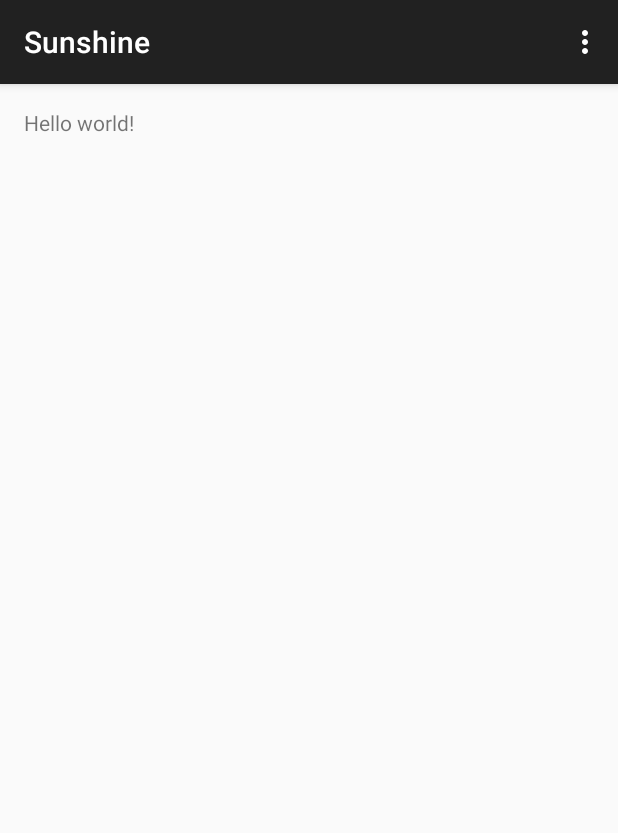
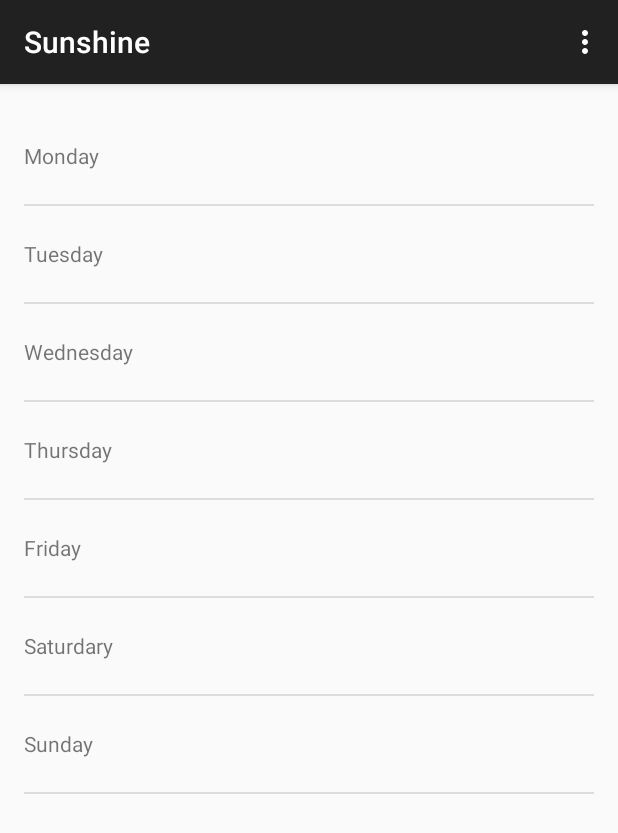
Before and after one commit to sempere-dani/Sunshine, an Android app: the screen it shows after launch (MainActivity), on a phone screen of 412 x 824 dp. Shown: the top 833 px of the screen. Run offline under Robolectric (Android 15) with nearby library versions, the phone set to English and light mode, and no system bars.

Commit message:
first lesson finished

```diff
--- a/app/src/main/java/com/example/sempere/sunshine/MainActivity.java
+++ b/app/src/main/java/com/example/sempere/sunshine/MainActivity.java
@@ -1,7 +1,7 @@
 package com.example.sempere.sunshine;
 
+import android.os.Bundle;
 import android.support.v7.app.AppCompatActivity;
-import android.os.Bundle;
 import android.view.Menu;
 import android.view.MenuItem;
 
@@ -11,6 +11,13 @@ public class MainActivity extends AppCompatActivity {
     protected void onCreate(Bundle savedInstanceState) {
         super.onCreate(savedInstanceState);
         setContentView(R.layout.activity_main);
+
+       if (savedInstanceState == null) {
+                         getSupportFragmentManager().beginTransaction()
+                                 .add(R.id.fragment, new MainActivityFragment())
+                                 .commit();
+                     }
+
     }
 
 
--- a/app/src/main/java/com/example/sempere/sunshine/MainActivityFragment.java
+++ b/app/src/main/java/com/example/sempere/sunshine/MainActivityFragment.java
@@ -1,22 +1,60 @@
 package com.example.sempere.sunshine;
 
+import android.content.res.Resources;
+import android.os.Bundle;
 import android.support.v4.app.Fragment;
-import android.os.Bundle;
+import android.util.Log;
 import android.view.LayoutInflater;
 import android.view.View;
 import android.view.ViewGroup;
+import android.widget.ArrayAdapter;
+import android.widget.ListView;
+
+import java.util.ArrayList;
+import java.util.Arrays;
+import java.util.List;
 
 /**
  * A placeholder fragment containing a simple view.
  */
 public class MainActivityFragment extends Fragment {
 
+
+
     public MainActivityFragment() {
+
     }
 
     @Override
     public View onCreateView(LayoutInflater inflater, ViewGroup container,
                              Bundle savedInstanceState) {
-        return inflater.inflate(R.layout.fragment_main, container, false);
+
+
+
+        //Create an ArrayList
+        Resources res = getResources();
+        String[] forecastArray = res.getStringArray(R.array.items);
+
+        List<String> weekForecast = new ArrayList<>(Arrays.asList(forecastArray));
+
+        for (int i=0;i<=forecastArray.length;i++){
+
+            Log.i("Item ", String.valueOf(i));
+
+        }
+
+        //Array Adapter
+
+        ArrayAdapter<String> forecastAdapter  = new ArrayAdapter<>(getActivity(), R.layout.list_item_forecast,
+                                                R.id.list_item_forecast_textview,weekForecast);
+
+        View  rootView = inflater.inflate(R.layout.fragment_main, container, false);
+        //setup Views
+        ListView listview = (ListView) rootView.findViewById(R.id.listview_forecast);
+        listview.setAdapter(forecastAdapter);
+
+       // return inflater.inflate(R.layout.fragment_main, container, false);
+        return rootView;
     }
+
 }
--- a/app/src/main/res/layout/activity_main.xml
+++ b/app/src/main/res/layout/activity_main.xml
@@ -1,5 +1,5 @@
-<fragment xmlns:android="http://schemas.android.com/apk/res/android"
+<FrameLayout xmlns:android="http://schemas.android.com/apk/res/android"
     xmlns:tools="http://schemas.android.com/tools" android:id="@+id/fragment"
     android:name="com.example.sempere.sunshine.MainActivityFragment"
     tools:layout="@layout/fragment_main" android:layout_width="match_parent"
-    android:layout_height="match_parent" />
+    android:layout_height="match_parent" tools:ignore="MergeRootFrame"/>
--- a/app/src/main/res/layout/fragment_main.xml
+++ b/app/src/main/res/layout/fragment_main.xml
@@ -1,11 +1,15 @@
-<RelativeLayout xmlns:android="http://schemas.android.com/apk/res/android"
+<FrameLayout xmlns:android="http://schemas.android.com/apk/res/android"
     xmlns:tools="http://schemas.android.com/tools" android:layout_width="match_parent"
     android:layout_height="match_parent" android:paddingLeft="@dimen/activity_horizontal_margin"
     android:paddingRight="@dimen/activity_horizontal_margin"
     android:paddingTop="@dimen/activity_vertical_margin"
     android:paddingBottom="@dimen/activity_vertical_margin" tools:context=".MainActivityFragment">
 
-    <TextView android:text="@string/hello_world" android:layout_width="wrap_content"
-        android:layout_height="wrap_content" />
+    <ListView
+        android:id="@+id/listview_forecast"
+        android:layout_width="match_parent"
+        android:layout_height="match_parent"
+        >
 
-</RelativeLayout>
+    </ListView>
+</FrameLayout>
--- /dev/null
+++ b/app/src/main/res/layout/list_item_forecast.xml
@@ -0,0 +1,9 @@
+<?xml version="1.0" encoding="utf-8"?>
+<TextView xmlns:android="http://schemas.android.com/apk/res/android"
+    android:layout_width="match_parent"
+    android:layout_height="wrap_content"
+    android:minHeight="?android:attr/listPreferredItemHeight"
+    android:gravity="center_vertical"
+    android:id="@+id/list_item_forecast_textview">
+
+</TextView>
--- a/app/src/main/res/values/strings.xml
+++ b/app/src/main/res/values/strings.xml
@@ -2,4 +2,15 @@
     <string name="app_name">Sunshine</string>
     <string name="hello_world">Hello world!</string>
     <string name="action_settings">Settings</string>
+
+
+    <string-array name="items">
+        <item>Monday</item>
+        <item>Tuesday</item>
+        <item>Wednesday</item>
+        <item>Thursday</item>
+        <item>Friday</item>
+        <item>Saturdary</item>
+        <item>Sunday</item>
+    </string-array>
 </resources>
```
